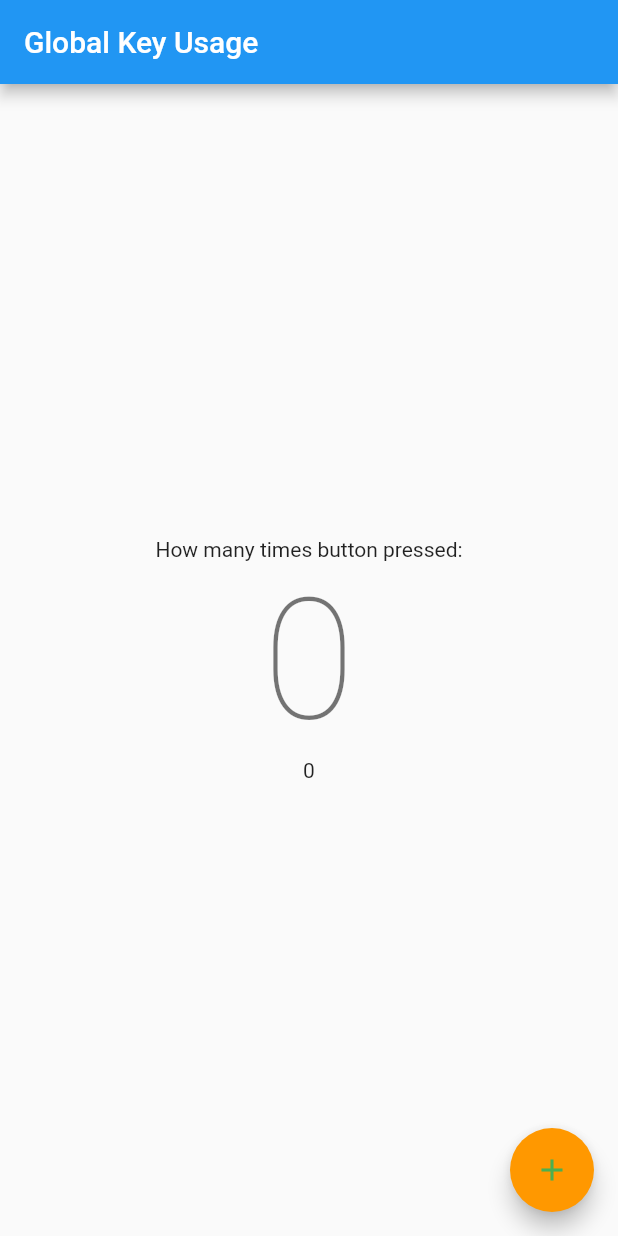
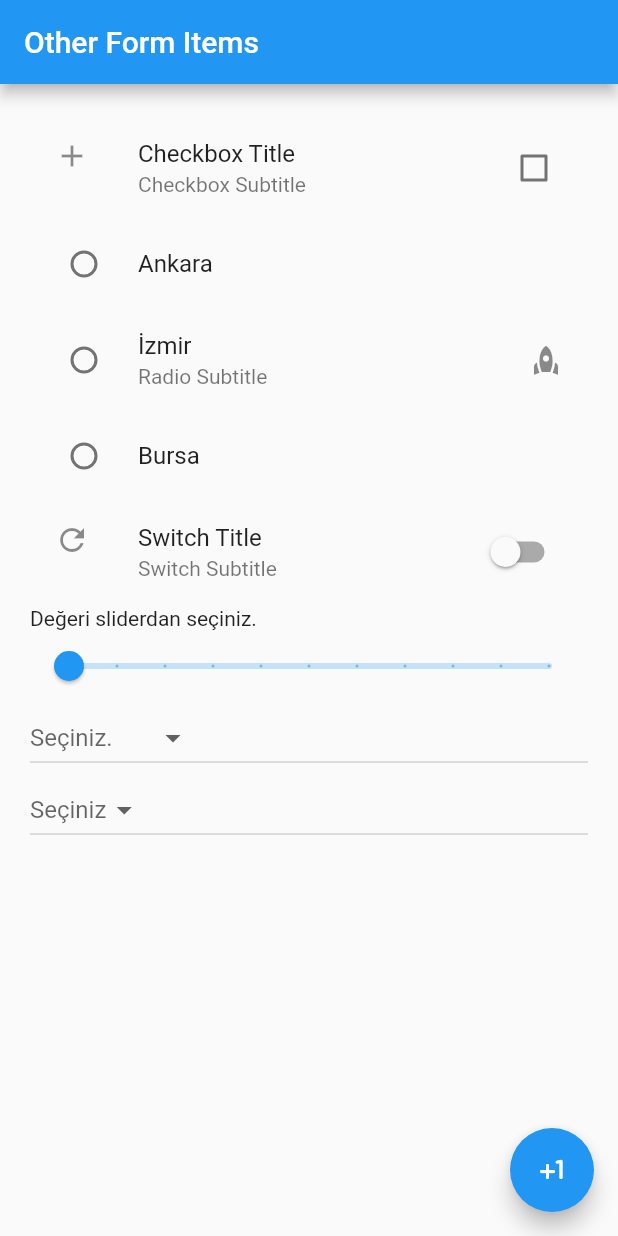
Before and after one commit to Ardasak/learn-flutter, a Flutter app: the screen it shows after launch, on a phone screen of 412 x 824 dp. Run offline on Flutter 3.47's test engine with Material 2 defaults, Android fonts, the light colour scheme and no system bars; our stand-ins replace email_validator, flutter_easyloading, palette_generator.

Commit message:
Some form items

```diff
--- a/textfield_features/lib/main.dart
+++ b/textfield_features/lib/main.dart
@@ -1,5 +1,6 @@
 import 'package:flutter/material.dart';
 import 'package:textfield_features/global_key_usage.dart';
+import 'package:textfield_features/other_form_items.dart';
 import 'package:textfield_features/text_form_field_usage.dart';
 
 void main() {
@@ -48,7 +49,7 @@ class _MyAppState extends State<MyApp> {
   Widget build(BuildContext context) {
     return MaterialApp(
       debugShowCheckedModeBanner: false,
-      home: GlobalKeyUsage(),
+      home: OtherFormItems(),
     );
   }
 
--- /dev/null
+++ b/textfield_features/lib/other_form_items.dart
@@ -0,0 +1,146 @@
+import 'package:flutter/material.dart';
+
+class OtherFormItems extends StatefulWidget {
+  OtherFormItems({Key? key}) : super(key: key);
+
+  @override
+  State<OtherFormItems> createState() => _OtherFormItemsState();
+}
+
+class _OtherFormItemsState extends State<OtherFormItems> {
+  bool checkBoxState = false;
+  bool switchBoolValue = false;
+  String sehir = "";
+  double sliderValue = 10;
+  String? chosenColor;
+  List<String> cities = ["Ankara", "İzmir", "Bursa", "Hatay"];
+  String? chosenCity;
+
+  @override
+  Widget build(BuildContext context) {
+    return Scaffold(
+      floatingActionButton: FloatingActionButton(
+        onPressed: () {},
+        child: Icon(Icons.plus_one_rounded),
+      ),
+      appBar: AppBar(title: Text("Other Form Items")),
+      body: Padding(
+        padding: EdgeInsets.all(20),
+        child: ListView(children: [
+          CheckboxListTile(
+            value: checkBoxState,
+            onChanged: (deger) {
+              checkBoxState = deger!;
+              setState(() {});
+            },
+            activeColor: Colors.red,
+            title: Text("Checkbox Title"),
+            subtitle: Text("Checkbox Subtitle"),
+            secondary: Icon(Icons.add),
+            selected: checkBoxState,
+          ),
+          RadioListTile<String?>(
+            value: "Ankara",
+            groupValue: sehir,
+            onChanged: (deger) {
+              setState(() {
+                sehir = deger!;
+                debugPrint("Seçilen değer: $deger");
+              });
+            },
+            title: Text("Ankara"),
+          ),
+          RadioListTile<String?>(
+            value: "İzmir",
+            groupValue: sehir,
+            onChanged: (deger) {
+              setState(() {
+                sehir = deger!;
+                debugPrint("Seçilen değer: $deger");
+              });
+            },
+            title: Text("İzmir"),
+            subtitle: Text("Radio Subtitle"),
+            secondary: Icon(Icons.rocket),
+          ),
+          RadioListTile<String?>(
+              value: "Bursa",
+              groupValue: sehir,
+              onChanged: (deger) {
+                setState(() {
+                  sehir = deger!;
+                  debugPrint("Seçilen değer: $deger");
+                });
+              },
+              title: Text("Bursa")),
+          SwitchListTile(
+            value: switchBoolValue,
+            onChanged: (deger) {
+              setState(() {
+                debugPrint("Anlaşma onaylandı: $deger");
+                switchBoolValue = deger;
+              });
+            },
+            title: Text("Switch Title"),
+            subtitle: Text("Switch Subtitle"),
+            secondary: Icon(Icons.refresh),
+          ),
+          Text("Değeri sliderdan seçiniz."),
+          Slider(
+            value: sliderValue,
+            onChanged: (deger) {
+              setState(() {
+                sliderValue = deger;
+              });
+            },
+            label: sliderValue.toString(),
+            min: 10,
+            max: 20,
+            divisions: 10,
+          ),
+          DropdownButton<String>(
+              items: <DropdownMenuItem<String>>[
+                DropdownMenuItem<String>(
+                  child: Row(
+                    children: [
+                      Container(child: Icon(Icons.circle, color: Colors.red), margin: EdgeInsets.only(right: 10),),
+                      Text("Kırmızı")
+                    ],
+                  ),
+                  value: "Kırmızı",
+                ),
+                DropdownMenuItem<String>(
+                  child: Row(
+                    children: [
+                      Container(child: Icon(Icons.circle, color: Colors.blue), margin: EdgeInsets.only(right: 10),),
+                      Text("Mavi")
+                    ],
+                  ),
+                  value: "Mavi",
+                ),
+                DropdownMenuItem<String>(
+                  child: Row(
+                    children: [
+                      Container(child: Icon(Icons.circle, color: Colors.green), margin: EdgeInsets.only(right: 10),),
+                      Text("Yeşil")
+                    ],
+                  ),
+                  value: "Yeşil",
+                )
+              ],
+              onChanged: (deger) {
+                setState(() {
+                  chosenColor = deger;
+                  debugPrint(deger);
+                });
+              }, hint: Text("Seçiniz."), value: chosenColor, ),
+              DropdownButton<String>(items: cities.map((e) => DropdownMenuItem<String>(child: Text(e), value: e)).toList(), onChanged: (deger){
+                setState(() {
+                  chosenCity = deger;
+                });
+              }, value: chosenCity, hint: Text("Seçiniz"))
+        ]),
+      ),
+    );
+  }
+}
```
